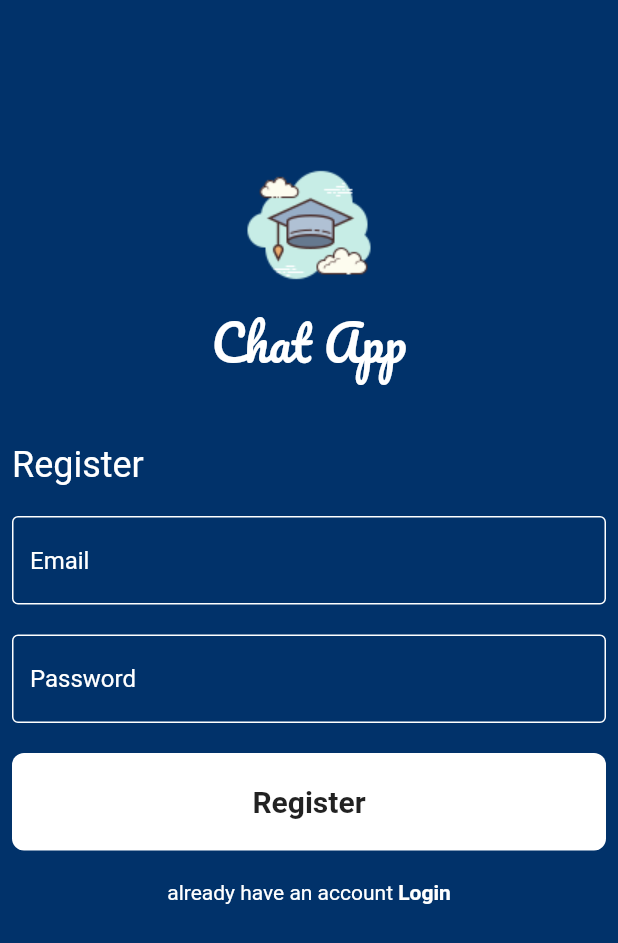
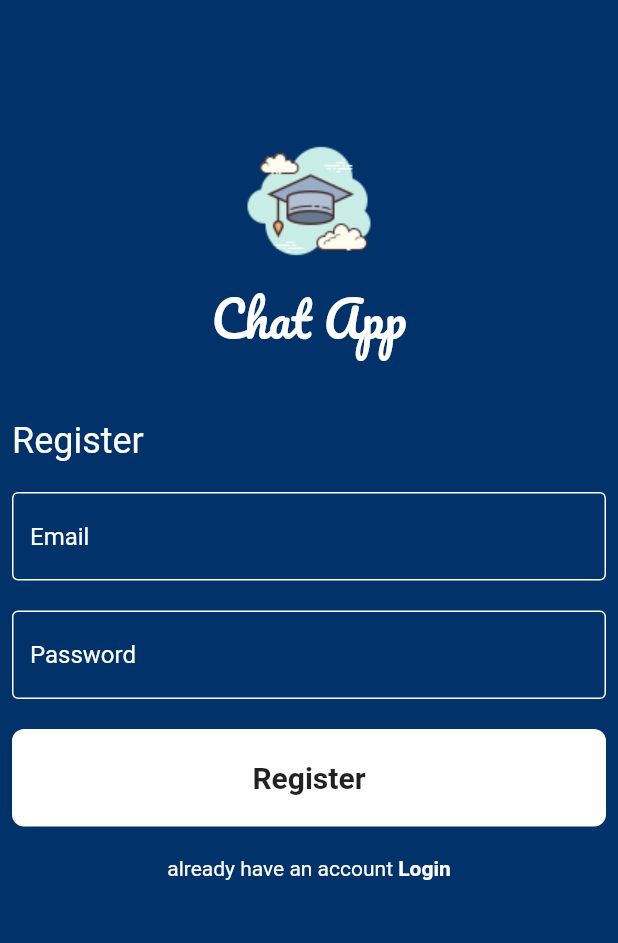
Before and after one commit to Riyam224/chat_app_flutter, a Flutter app: the screen it shows after launch, after a tap on "SignUp", on a phone screen of 412 x 824 dp. Shown: the top 943 px of the screen. Run offline on Flutter 3.47's test engine with Material 2 defaults, Android fonts, the phone set to English and light mode, and no system bars.

Commit message:
replace column with listview in login and register and add size box and row in text and height to image

```diff
--- a/lib/pages/login_page.dart
+++ b/lib/pages/login_page.dart
@@ -13,12 +13,18 @@ class LoginPage extends StatelessWidget {
       backgroundColor: kPrimaryColor,
       body: Padding(
         padding: const EdgeInsets.symmetric(horizontal: 8),
-        child: Column(
+        child: ListView(
           children: [
             SizedBox(
+              height: 84,
+            ),
+            Image.asset(
+              'assets/images/scholar.png',
               height: 100,
             ),
-            Image.asset('assets/images/scholar.png'),
+            Row(
+              mainAxisAlignment: MainAxisAlignment.center,
+              children: [
                 Text(
                   'Chat App',
                   style: TextStyle(
@@ -26,6 +32,8 @@ class LoginPage extends StatelessWidget {
                     color: Colors.white,
                     fontFamily: 'Pacifico',
                   ),
+                ),
+              ],
             ),
             SizedBox(
               height: 40,
--- a/lib/pages/register_page.dart
+++ b/lib/pages/register_page.dart
@@ -7,19 +7,25 @@ import 'package:flutter/material.dart';
 class RegisterPage extends StatelessWidget {
   RegisterPage({super.key});
 // todo the id
-  static String  id = 'registerPage';
+  static String id = 'registerPage';
   @override
   Widget build(BuildContext context) {
     return Scaffold(
       backgroundColor: kPrimaryColor,
       body: Padding(
         padding: const EdgeInsets.symmetric(horizontal: 8),
-        child: Column(
+        child: ListView(
           children: [
             SizedBox(
+              height: 84,
+            ),
+            Image.asset(
+              'assets/images/scholar.png',
               height: 100,
             ),
-            Image.asset('assets/images/scholar.png'),
+            Row(
+              mainAxisAlignment: MainAxisAlignment.center,
+              children: [
                 Text(
                   'Chat App',
                   style: TextStyle(
@@ -27,6 +33,8 @@ class RegisterPage extends StatelessWidget {
                     color: Colors.white,
                     fontFamily: 'Pacifico',
                   ),
+                ),
+              ],
             ),
             SizedBox(
               height: 40,
```
Lines whose indentation alone changed are shown as unchanged.
